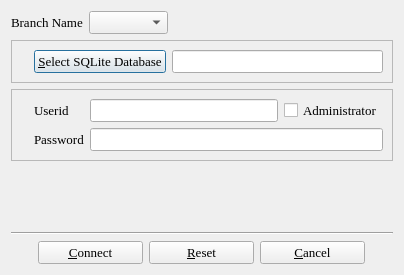
First picture: the form in branch_s.ui, repository textbrowser/biblioteq, before the edit.
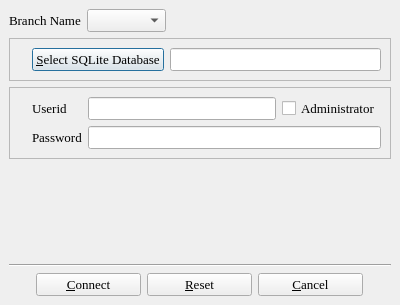
Second picture: the form after the edit. Icons and pictures are not drawn.

The edit to the form file:
```diff
--- a/branch_s.ui
+++ b/branch_s.ui
@@ -6,7 +6,7 @@
     <x>0</x>
     <y>0</y>
     <width>400</width>
-    <height>275</height>
+    <height>305</height>
    </rect>
   </property>
   <property name="font" >
@@ -19,8 +19,20 @@
    <string>BiblioteQ: Branch Selection</string>
   </property>
   <layout class="QVBoxLayout" >
+   <property name="spacing" >
+    <number>6</number>
+   </property>
+   <property name="margin" >
+    <number>9</number>
+   </property>
    <item>
     <layout class="QHBoxLayout" >
+     <property name="spacing" >
+      <number>6</number>
+     </property>
+     <property name="margin" >
+      <number>0</number>
+     </property>
      <item>
       <widget class="QLabel" name="label_4" >
        <property name="font" >
@@ -36,6 +48,12 @@
      </item>
      <item>
       <layout class="QHBoxLayout" >
+       <property name="spacing" >
+        <number>6</number>
+       </property>
+       <property name="margin" >
+        <number>0</number>
+       </property>
        <item>
         <widget class="QComboBox" name="branch_name" >
          <property name="editable" >
@@ -69,6 +87,12 @@
       <enum>QFrame::Raised</enum>
      </property>
      <layout class="QHBoxLayout" >
+      <property name="spacing" >
+       <number>6</number>
+      </property>
+      <property name="margin" >
+       <number>9</number>
+      </property>
       <item>
        <widget class="QLabel" name="label_2" >
         <property name="text" >
@@ -99,7 +123,7 @@
    <item>
     <widget class="QFrame" name="db_frame" >
      <property name="sizePolicy" >
-      <sizepolicy vsizetype="Preferred" hsizetype="Preferred" >
+      <sizepolicy vsizetype="Fixed" hsizetype="Preferred" >
        <horstretch>0</horstretch>
        <verstretch>0</verstretch>
       </sizepolicy>
@@ -111,6 +135,12 @@
       <enum>QFrame::Raised</enum>
      </property>
      <layout class="QGridLayout" >
+      <property name="margin" >
+       <number>9</number>
+      </property>
+      <property name="spacing" >
+       <number>6</number>
+      </property>
       <item rowspan="2" row="0" column="0" >
        <widget class="QLabel" name="label" >
         <property name="text" >
@@ -136,6 +166,12 @@
       </item>
       <item row="0" column="2" >
        <layout class="QHBoxLayout" >
+        <property name="spacing" >
+         <number>6</number>
+        </property>
+        <property name="margin" >
+         <number>0</number>
+        </property>
         <item>
          <widget class="QLineEdit" name="userid" />
         </item>
@@ -193,6 +229,12 @@
    </item>
    <item>
     <layout class="QHBoxLayout" >
+     <property name="spacing" >
+      <number>6</number>
+     </property>
+     <property name="margin" >
+      <number>0</number>
+     </property>
      <item>
       <spacer>
        <property name="orientation" >
```
Left out of the diff: 19 changed lines with no effect on the pictures.
